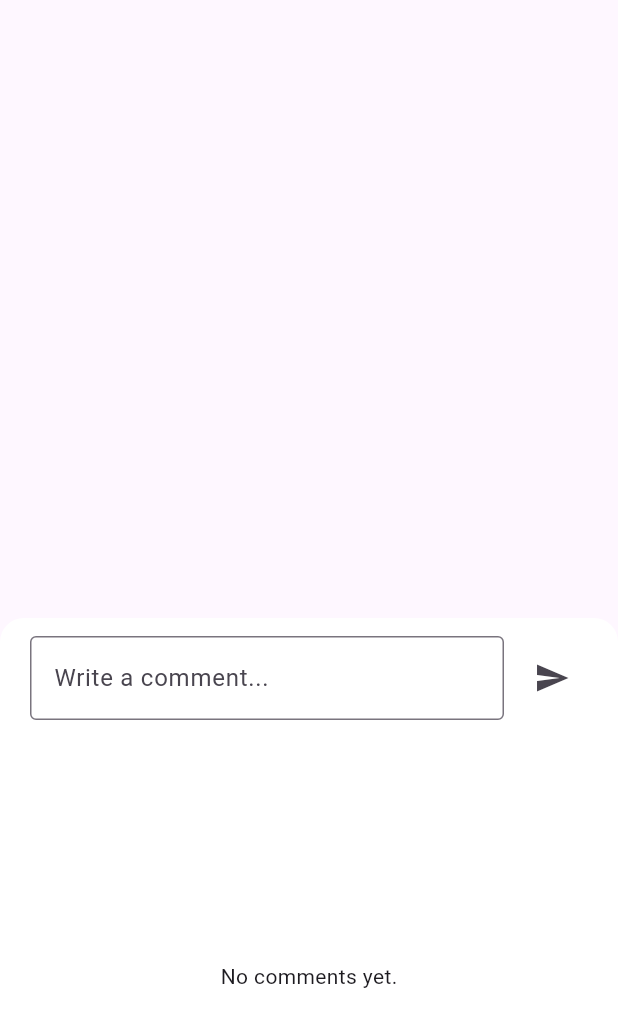
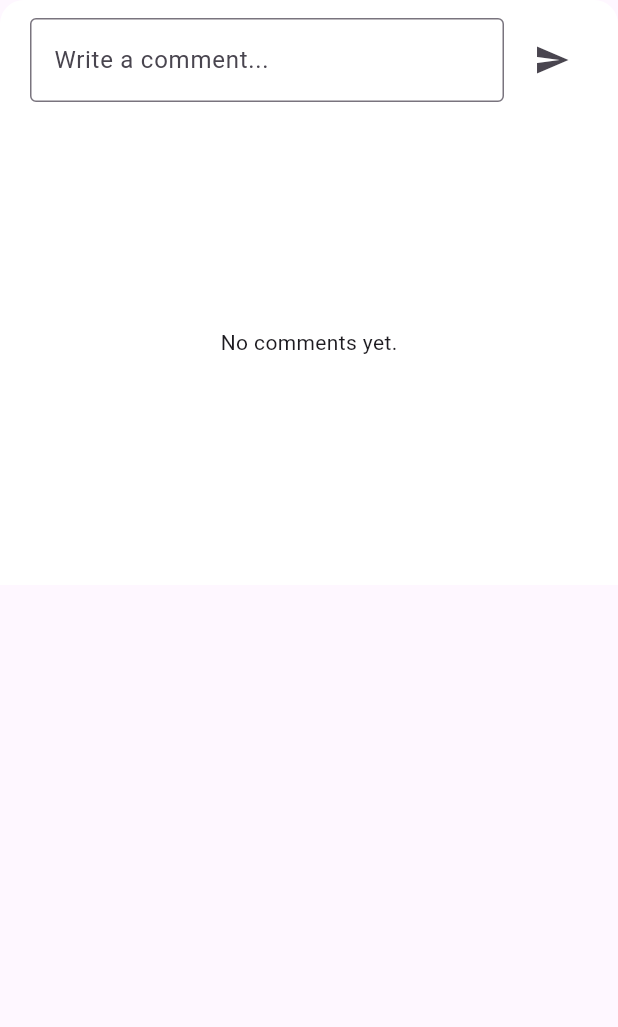
Before and after one commit to projectAKTS/connectapp, a Flutter app: the CommentBottomSheet widget shown alone on an empty page, opened directly with empty values, after a tap on the "send" icon, on a phone screen of 412 x 824 dp. Shown: the top 1027 px of the screen. Run offline on Flutter 3.47's test engine with Material 3 defaults, Android fonts, the phone set to English and light mode, and no system bars; our stand-ins replace cloud_firestore, firebase_auth, firebase_core; accounts and stored records are empty.

Commit message:
Comment bugs fixed for all screens

```diff
--- a/lib/screens/posts/comment_bottom_sheet.dart
+++ b/lib/screens/posts/comment_bottom_sheet.dart
@@ -1,7 +1,7 @@
 import 'package:flutter/material.dart';
 import 'package:cloud_firestore/cloud_firestore.dart';
 import 'package:firebase_auth/firebase_auth.dart';
-import 'package:intl/intl.dart'; // ✅ For timestamp formatting
+import 'package:intl/intl.dart';
 
 class CommentBottomSheet extends StatefulWidget {
   final String postId;
@@ -15,20 +15,20 @@ class CommentBottomSheet extends StatefulWidget {
 class _CommentBottomSheetState extends State<CommentBottomSheet> {
   final TextEditingController _commentController = TextEditingController();
   final FirebaseFirestore _firestore = FirebaseFirestore.instance;
+  final ScrollController _scrollController = ScrollController();
   bool _isPosting = false;
 
-  /// Fetches comments for the post, ensures latest comments appear first
+  /// Fetches comments for the post
   Stream<QuerySnapshot> _fetchComments() {
     return _firestore
         .collection('posts')
         .doc(widget.postId)
         .collection('comments')
-        .where('timestamp', isNotEqualTo: null) // ✅ Fix for sorting
         .orderBy('timestamp', descending: true)
         .snapshots();
   }
 
-  /// Posts a new comment
+  /// Posts a new comment and auto-scrolls to the top
   Future<void> _postComment() async {
     if (_commentController.text.trim().isEmpty || _isPosting) return;
 
@@ -37,15 +37,40 @@ class _CommentBottomSheetState extends State<CommentBottomSheet> {
     });
 
     try {
-      String userId = FirebaseAuth.instance.currentUser!.uid;
+      final String userId = FirebaseAuth.instance.currentUser!.uid;
+
+      // ✅ Fetch user name from Firestore
+      DocumentSnapshot userDoc = await FirebaseFirestore.instance
+          .collection('users')
+          .doc(userId)
+          .get();
+
+      String userName = userDoc.exists
+          ? (userDoc['fullName'] ?? 'Anonymous')
+          : 'Anonymous';
 
       await _firestore.collection('posts').doc(widget.postId).collection('comments').add({
         'text': _commentController.text.trim(),
         'userId': userId,
-        'timestamp': FieldValue.serverTimestamp(), // ✅ Firestore Timestamp
+        'userName': userName,
+        'timestamp': FieldValue.serverTimestamp(),
+        'likes': 0,
+        'likedBy': [],
       });
 
       _commentController.clear();
+
+      // ✅ Auto-scroll to the top after posting a comment
+      Future.delayed(Duration(milliseconds: 300), () {
+        if (_scrollController.hasClients) {
+          _scrollController.animateTo(
+            0.0,
+            duration: Duration(milliseconds: 500),
+            curve: Curves.easeOut,
+          );
+        }
+      });
+
     } catch (e) {
       ScaffoldMessenger.of(context).showSnackBar(
         SnackBar(content: Text('Error posting comment: $e')),
@@ -59,18 +84,14 @@ class _CommentBottomSheetState extends State<CommentBottomSheet> {
 
   @override
   Widget build(BuildContext context) {
-    return DraggableScrollableSheet(
-      initialChildSize: 0.5,
-      minChildSize: 0.3,
-      maxChildSize: 0.9,
-      builder: (context, scrollController) {
-        return Container(
+    return Container( // ✅ Removed DraggableScrollableSheet, replaced with Container
       padding: const EdgeInsets.all(12),
       decoration: const BoxDecoration(
         color: Colors.white,
         borderRadius: BorderRadius.vertical(top: Radius.circular(16)),
       ),
       child: Column(
+        mainAxisSize: MainAxisSize.min, // ✅ Auto-size based on content
         children: [
           // 🔹 Comment Input Field
           Padding(
@@ -99,7 +120,8 @@ class _CommentBottomSheetState extends State<CommentBottomSheet> {
           const SizedBox(height: 10),
 
           // 🔹 Comments List
-              Expanded(
+          SizedBox(
+            height: 300, // ✅ Adjusted height to fit content
             child: StreamBuilder<QuerySnapshot>(
               stream: _fetchComments(),
               builder: (context, snapshot) {
@@ -114,23 +136,16 @@ class _CommentBottomSheetState extends State<CommentBottomSheet> {
                 final comments = snapshot.data!.docs;
 
                 return ListView.builder(
-                      controller: scrollController,
+                  controller: _scrollController,
                   itemCount: comments.length,
                   itemBuilder: (context, index) {
                     var commentData = comments[index].data() as Map<String, dynamic>;
 
                     String commentText = commentData['text'] ?? 'No content';
-                        String userId = commentData['userId'] ?? 'Unknown';
+                    String userName = commentData['userName'] ?? 'Anonymous';
 
-                        // ✅ Fix Timestamp Handling (prevents crash)
-                        var rawTimestamp = commentData['timestamp'];
-                        Timestamp? timestamp = rawTimestamp is Timestamp
-                            ? rawTimestamp
-                            : (rawTimestamp != null
-                                ? Timestamp.fromMillisecondsSinceEpoch(int.tryParse(rawTimestamp) ?? 0)
-                                : null);
-
-                        // ✅ Format timestamp safely
+                    // ✅ Fix Timestamp Handling
+                    Timestamp? timestamp = commentData['timestamp'];
                     String formattedTime = timestamp != null
                         ? DateFormat('MMM d, yyyy - hh:mm a').format(timestamp.toDate())
                         : 'Just now';
@@ -138,7 +153,7 @@ class _CommentBottomSheetState extends State<CommentBottomSheet> {
                     return ListTile(
                       leading: const CircleAvatar(child: Icon(Icons.person)),
                       title: Text(commentText),
-                          subtitle: Text('User: $userId\n$formattedTime'),
+                      subtitle: Text('$userName\n$formattedTime'),
                     );
                   },
                 );
@@ -148,7 +163,5 @@ class _CommentBottomSheetState extends State<CommentBottomSheet> {
         ],
       ),
     );
-      },
-    );
   }
 }
--- a/lib/screens/profile/edit_profile_screen.dart
+++ b/lib/screens/profile/edit_profile_screen.dart
@@ -19,7 +19,7 @@ class _EditProfileScreenState extends State<EditProfileScreen> {
   @override
   void initState() {
     super.initState();
-    nameController = TextEditingController(text: widget.userData['name'] ?? '');
+    nameController = TextEditingController(text: widget.userData['fullName'] ?? '');
     bioController = TextEditingController(text: widget.userData['bio'] ?? '');
   }
 
@@ -41,7 +41,7 @@ class _EditProfileScreenState extends State<EditProfileScreen> {
 
     try {
       await FirebaseFirestore.instance.collection('users').doc(userId).update({
-        'name': newName,
+        'fullName': newName, // ✅ Fixed: Use `fullName` instead of `name`
         'bio': newBio,
       });
 
@@ -50,7 +50,7 @@ class _EditProfileScreenState extends State<EditProfileScreen> {
       );
 
       // ✅ Send updated data back to ProfileScreen
-      Navigator.pop(context, {'name': newName, 'bio': newBio});
+      Navigator.pop(context, {'fullName': newName, 'bio': newBio});
     } catch (e) {
       ScaffoldMessenger.of(context).showSnackBar(
         SnackBar(content: Text('Error updating profile: $e')),
--- a/lib/screens/profile/profile_screen.dart
+++ b/lib/screens/profile/profile_screen.dart
@@ -88,7 +88,7 @@ class _ProfileScreenState extends State<ProfileScreen> {
               ),
             ),
             const SizedBox(height: 16),
-            Text('Name: ${userData!['fullName'] ?? 'N/A'}'), // ✅ Fetches `fullName`
+            Text('Name: ${userData!['fullName'] ?? 'N/A'}'), // ✅ Fixed: Now uses `fullName`
             Text('Email: ${userData!['email'] ?? 'N/A'}'),
             Text('Bio: ${userData!['bio'] ?? 'No bio available'}'),
             const SizedBox(height: 16),
```
Lines whose indentation alone changed are shown as unchanged.
